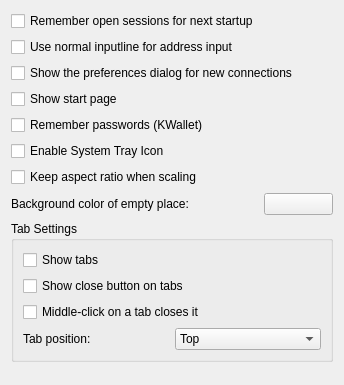
Before: the Qt Designer form config/general.ui in KDE/krdc, drawn with Qt 5.
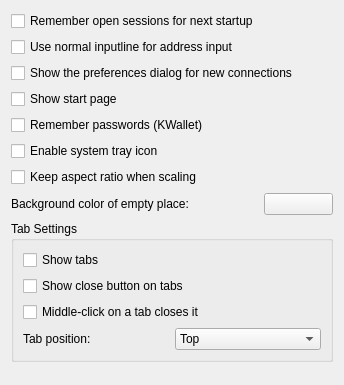
After: the same form once the commit is applied. Custom widgets are drawn as their Qt base class.

Commit message: i18n style guide fixes: http://techbase.kde.org/Projects/Usability/HIG/Capitalization

```diff
--- a/config/general.ui
+++ b/config/general.ui
@@ -49,7 +49,7 @@
    <item>
     <widget class="QCheckBox" name="kcfg_SystemTrayIcon">
      <property name="text">
-      <string>Enable System Tray Icon</string>
+      <string>Enable system tray icon</string>
      </property>
     </widget>
    </item>
```
The commit also changes 2 other files.
